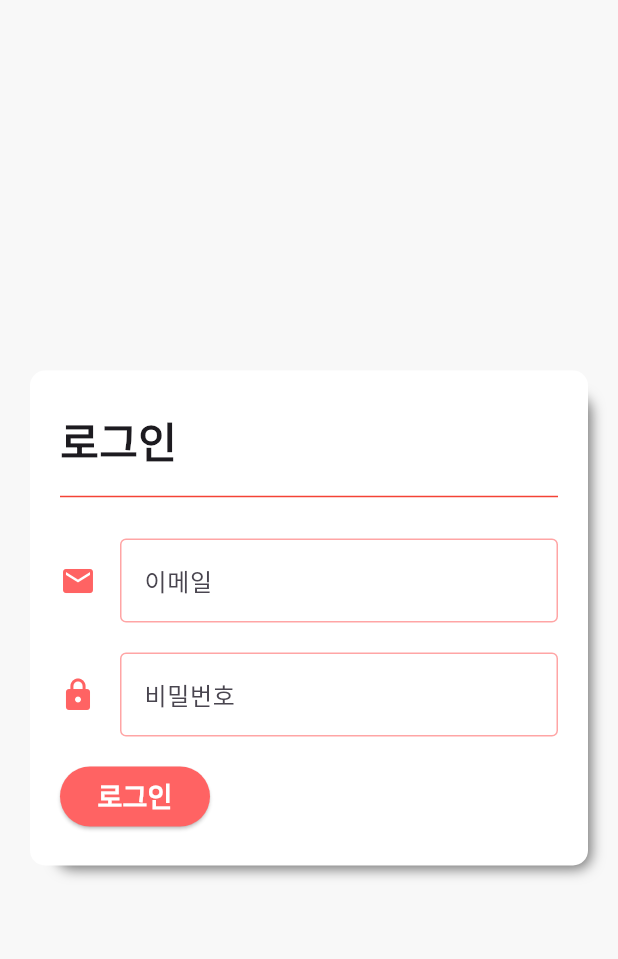
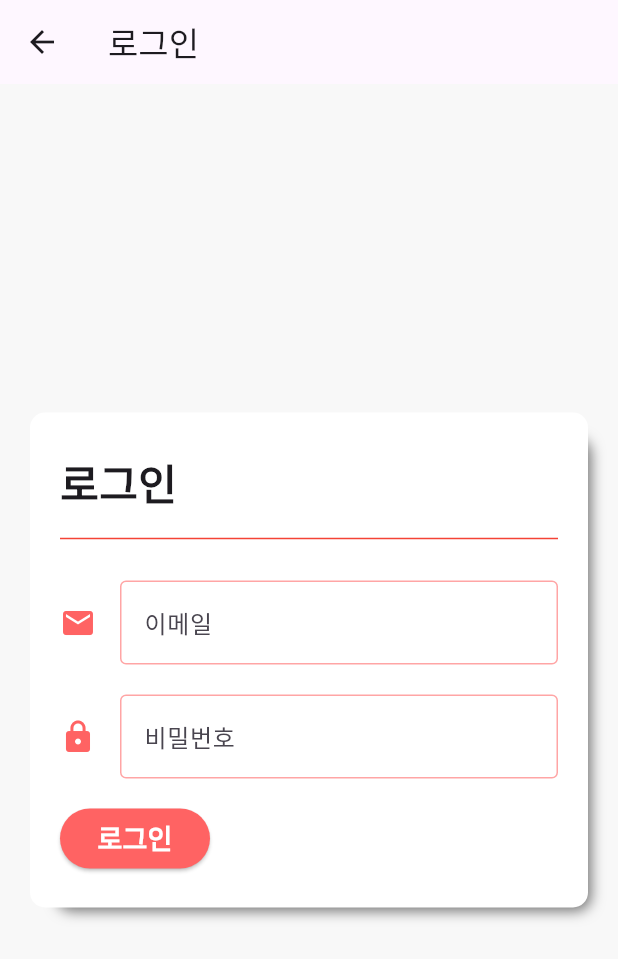
Before and after one commit to TasteTour/frontend, a Flutter app: the screen it shows after launch, after a tap on "로그인", on a phone screen of 412 x 824 dp. Shown: the top 959 px of the screen. Run offline on Flutter 3.47's test engine with Material 3 defaults, Android fonts, the phone set to English and light mode, and no system bars; our stand-ins replace get, get_storage.

```diff
--- a/taste_tour/lib/src/app.dart
+++ b/taste_tour/lib/src/app.dart
@@ -1,4 +1,5 @@
 import 'package:flutter/material.dart';
+import 'package:get/get.dart';
 import 'package:taste_tour/src/screen/auth/intro.dart';
 
 class MyApp extends StatelessWidget {
@@ -6,7 +7,7 @@ class MyApp extends StatelessWidget {
 
   @override
   Widget build(BuildContext context) {
-    return MaterialApp(
+    return GetMaterialApp(
       home: const Intro(),
     );
   }
--- a/taste_tour/lib/src/screen/auth/intro.dart
+++ b/taste_tour/lib/src/screen/auth/intro.dart
@@ -41,7 +41,7 @@ class Intro extends StatelessWidget {
                 height: 50,
                 child: ElevatedButton(
                   onPressed: () {
-                    //시작하기를 클릭하면  창으로 이동
+                    //시작하기를 클릭하면 홈화면 창으로 이동
                     Navigator.of(context).push(
                       MaterialPageRoute(
                         builder: (context) => const Register(),
--- a/taste_tour/lib/src/screen/auth/login.dart
+++ b/taste_tour/lib/src/screen/auth/login.dart
@@ -39,6 +39,7 @@ class _LoginState extends State<Login> {
   @override
   Widget build(BuildContext context) {
     return Scaffold(
+      appBar: AppBar(title: const Text('로그인')),
       body: Container(
         color: Color.fromRGBO(248, 248, 248, 1),
         child: Form(
```
Also changed, not shown: taste_tour/lib/src/connect/user_connect.dart (+6 -5 lines), taste_tour/lib/src/controller/user_controller.dart (+6 -12 lines).
